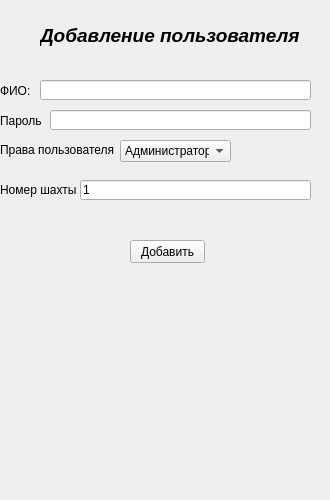
ilyababich21/NIva1, file view/ifc/add user.ui: the form before one commit.
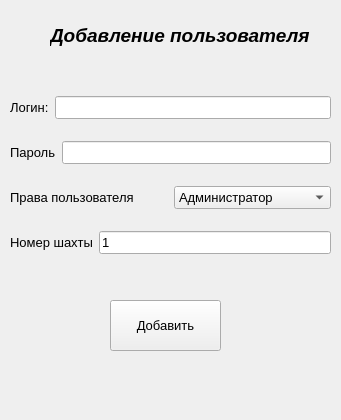
The form after the commit.

Commit message: switch IF in users_in_ifc_vm.py to MATCH

Patch:
```diff
--- a/view/ifc/add user.ui
+++ b/view/ifc/add user.ui
@@ -6,8 +6,8 @@
    <rect>
     <x>0</x>
     <y>0</y>
-    <width>330</width>
-    <height>500</height>
+    <width>341</width>
+    <height>420</height>
    </rect>
   </property>
   <property name="windowTitle">
@@ -17,7 +17,7 @@
    <widget class="QLabel" name="label">
     <property name="geometry">
      <rect>
-      <x>40</x>
+      <x>50</x>
       <y>20</y>
       <width>271</width>
       <height>31</height>
@@ -27,112 +27,104 @@
      <string>&lt;html&gt;&lt;head/&gt;&lt;body&gt;&lt;p&gt;&lt;span style=&quot; font-size:14pt; font-weight:600; font-style:italic;&quot;&gt;Добавление пользователя&lt;/span&gt;&lt;/p&gt;&lt;/body&gt;&lt;/html&gt;</string>
     </property>
    </widget>
+   <widget class="QPushButton" name="add">
+    <property name="geometry">
+     <rect>
+      <x>110</x>
+      <y>300</y>
+      <width>111</width>
+      <height>51</height>
+     </rect>
+    </property>
+    <property name="font">
+     <font>
+      <pointsize>10</pointsize>
+     </font>
+    </property>
+    <property name="text">
+     <string>Добавить</string>
+    </property>
+   </widget>
+   <widget class="QWidget" name="">
+    <property name="geometry">
+     <rect>
+      <x>10</x>
+      <y>80</y>
+      <width>321</width>
+      <height>191</height>
+     </rect>
+    </property>
+    <layout class="QVBoxLayout" name="verticalLayout">
+     <item>
+      <layout class="QHBoxLayout" name="horizontalLayout_4">
+       <item>
    <widget class="QLabel" name="label_2">
-    <property name="geometry">
-     <rect>
-      <x>0</x>
-      <y>80</y>
-      <width>41</width>
-      <height>21</height>
-     </rect>
+         <property name="font">
+          <font>
+           <pointsize>10</pointsize>
+          </font>
     </property>
     <property name="text">
-     <string>ФИО:</string>
-    </property>
-   </widget>
+          <string>Логин:</string>
+         </property>
+        </widget>
+       </item>
+       <item>
    <widget class="QLineEdit" name="username">
-    <property name="geometry">
-     <rect>
-      <x>40</x>
-      <y>80</y>
-      <width>271</width>
-      <height>20</height>
-     </rect>
-    </property>
-   </widget>
-   <widget class="QLabel" name="label_3">
-    <property name="geometry">
-     <rect>
-      <x>0</x>
-      <y>140</y>
-      <width>121</width>
-      <height>20</height>
-     </rect>
-    </property>
-    <property name="text">
-     <string>Права пользователя</string>
-    </property>
-   </widget>
-   <widget class="QLabel" name="label_4">
-    <property name="geometry">
-     <rect>
-      <x>0</x>
-      <y>180</y>
-      <width>81</width>
-      <height>20</height>
-     </rect>
-    </property>
-    <property name="text">
-     <string>Номер шахты</string>
-    </property>
-   </widget>
-   <widget class="QLineEdit" name="mine">
-    <property name="geometry">
-     <rect>
-      <x>80</x>
-      <y>180</y>
-      <width>231</width>
-      <height>20</height>
-     </rect>
-    </property>
-    <property name="text">
-     <string>1</string>
-    </property>
-   </widget>
+         <property name="font">
+          <font>
+           <pointsize>10</pointsize>
+          </font>
+         </property>
+        </widget>
+       </item>
+      </layout>
+     </item>
+     <item>
+      <layout class="QHBoxLayout" name="horizontalLayout_3">
+       <item>
    <widget class="QLabel" name="label_5">
-    <property name="geometry">
-     <rect>
-      <x>0</x>
-      <y>110</y>
-      <width>41</width>
-      <height>21</height>
-     </rect>
+         <property name="font">
+          <font>
+           <pointsize>10</pointsize>
+          </font>
     </property>
     <property name="text">
      <string>Пароль</string>
     </property>
    </widget>
+       </item>
+       <item>
    <widget class="QLineEdit" name="password">
-    <property name="geometry">
-     <rect>
-      <x>50</x>
-      <y>110</y>
-      <width>261</width>
-      <height>20</height>
-     </rect>
-    </property>
-   </widget>
-   <widget class="QPushButton" name="add">
-    <property name="geometry">
-     <rect>
-      <x>130</x>
-      <y>240</y>
-      <width>75</width>
-      <height>23</height>
-     </rect>
+         <property name="font">
+          <font>
+           <pointsize>10</pointsize>
+          </font>
+         </property>
+        </widget>
+       </item>
+      </layout>
+     </item>
+     <item>
+      <layout class="QHBoxLayout" name="horizontalLayout">
+       <item>
+        <widget class="QLabel" name="label_3">
+         <property name="font">
+          <font>
+           <pointsize>10</pointsize>
+          </font>
     </property>
     <property name="text">
-     <string>Добавить</string>
-    </property>
-   </widget>
+          <string>Права пользователя</string>
+         </property>
+        </widget>
+       </item>
+       <item>
    <widget class="QComboBox" name="law">
-    <property name="geometry">
-     <rect>
-      <x>120</x>
-      <y>140</y>
-      <width>111</width>
-      <height>22</height>
-     </rect>
+         <property name="font">
+          <font>
+           <pointsize>10</pointsize>
+          </font>
     </property>
     <item>
      <property name="text">
@@ -144,6 +136,39 @@
       <string>Шахтер</string>
      </property>
     </item>
+        </widget>
+       </item>
+      </layout>
+     </item>
+     <item>
+      <layout class="QHBoxLayout" name="horizontalLayout_2">
+       <item>
+        <widget class="QLabel" name="label_4">
+         <property name="font">
+          <font>
+           <pointsize>10</pointsize>
+          </font>
+         </property>
+         <property name="text">
+          <string>Номер шахты</string>
+         </property>
+        </widget>
+       </item>
+       <item>
+        <widget class="QLineEdit" name="mine">
+         <property name="font">
+          <font>
+           <pointsize>10</pointsize>
+          </font>
+         </property>
+         <property name="text">
+          <string>1</string>
+         </property>
+        </widget>
+       </item>
+      </layout>
+     </item>
+    </layout>
    </widget>
   </widget>
  </widget>
```
Lines whose indentation alone changed are shown as unchanged. The commit also changes 4 other files.
